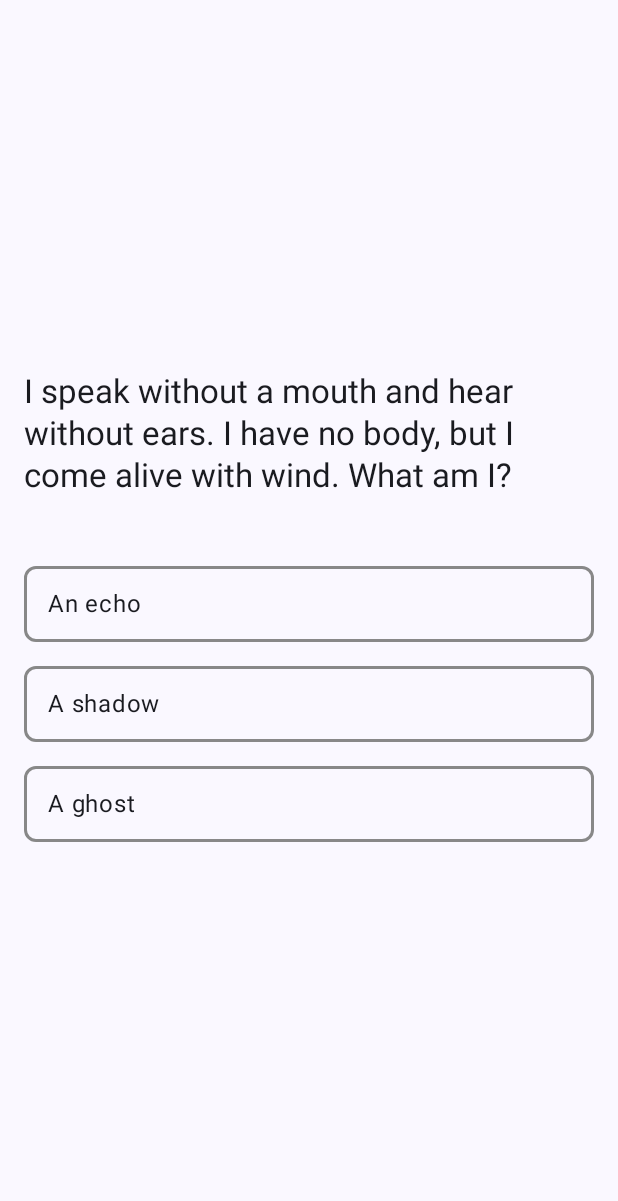
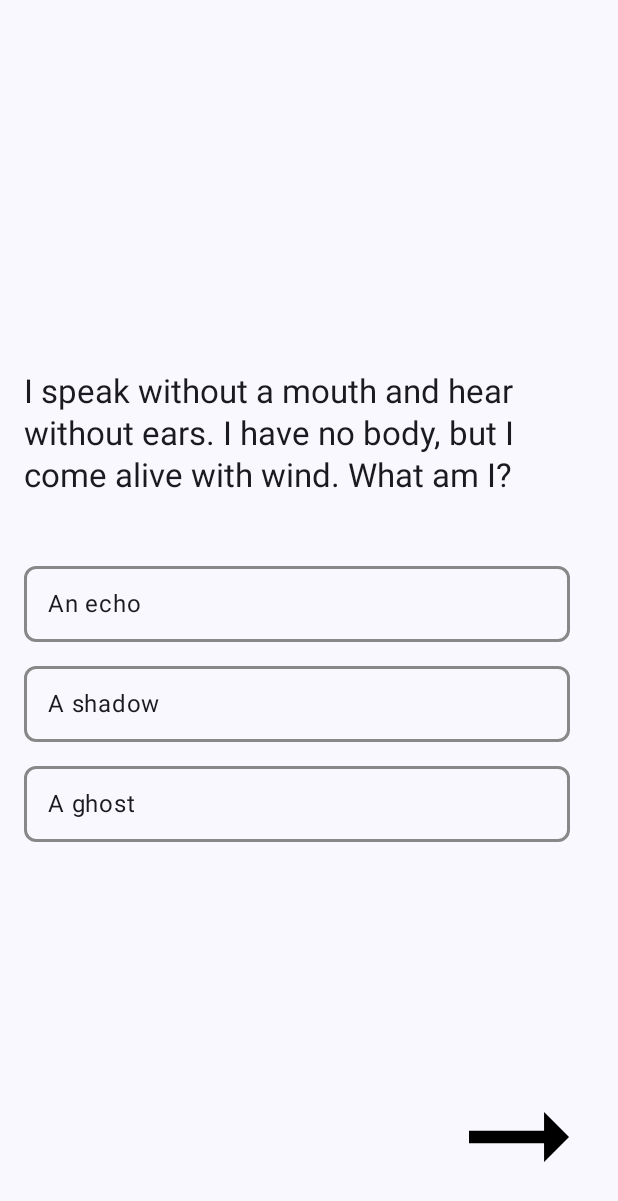
Before and after one commit to ILIIH/MedTheoryTester, an Android app built with Jetpack Compose: the QUIZ screen opened through its navigation route, on a phone screen of 412 x 824 dp. Shown: the top 1201 px of the screen. Run offline under Robolectric (Android 15) with nearby library versions, the phone set to English and light mode, and no system bars.

Commit message:
ui changes

```diff
--- a/app/src/main/java/com/example/medtheorytester/ui/screen/QuizScreen.kt
+++ b/app/src/main/java/com/example/medtheorytester/ui/screen/QuizScreen.kt
@@ -1,5 +1,6 @@
 package com.example.medtheorytester.ui.screen
 
+import androidx.compose.foundation.Image
 import androidx.compose.foundation.border
 import androidx.compose.foundation.clickable
 import androidx.compose.foundation.layout.*
@@ -10,9 +11,11 @@ import androidx.compose.runtime.saveable.rememberSaveable
 import androidx.compose.ui.Alignment
 import androidx.compose.ui.Modifier
 import androidx.compose.ui.graphics.Color
+import androidx.compose.ui.res.painterResource
 import androidx.compose.ui.tooling.preview.Preview
 import androidx.compose.ui.unit.dp
 import androidx.navigation.NavHostController
+import com.example.medtheorytester.R
 import com.example.medtheorytester.viewModel.QuizViewModel
 import org.koin.androidx.compose.koinViewModel
 
@@ -26,17 +29,23 @@ fun QuizScreen(
     var selectedOption by remember { mutableStateOf<Int?>(null) }
     val riddle by rememberSaveable { eventsViewModel.currentRiddle }
 
+    Box(
+        modifier = Modifier
+            .fillMaxSize()
+            .padding(16.dp)
+    ) {
         Column(
             modifier = Modifier
                 .fillMaxSize()
-            .padding(16.dp),
+                .padding(end = 16.dp),
             verticalArrangement = Arrangement.Center,
             horizontalAlignment = Alignment.CenterHorizontally
         ) {
             Text(
-            text = riddle?.question?:String(),
+                text = riddle?.question ?: String(),
                 style = MaterialTheme.typography.titleLarge,
-            modifier = Modifier.align(Alignment.Start)
+                modifier = Modifier
+                    .align(Alignment.Start)
                     .padding(bottom = 30.dp)
             )
             Spacer(modifier = Modifier.height(16.dp))
@@ -47,6 +56,7 @@ fun QuizScreen(
                     contentAlignment = Alignment.Center
                 ) {
                     OptionItem(
+                        isTrue = option.isTrue,
                         optionText = option.answer,
                         isSelected = selectedOption == index,
                         onClick = {
@@ -58,17 +68,30 @@ fun QuizScreen(
             }
         }
 
+        Image(
+            painter = painterResource(id = R.drawable.arrow_righ),
+            contentDescription = "Quiz Image",
+            modifier = Modifier
+                .align(Alignment.BottomEnd)
+                .size(100.dp)
+                .clickable {
+                    eventsViewModel.next()
                 }
+        )
+    }
+}
+
 
 @Composable
 fun OptionItem(
+    isTrue:Boolean,
     optionText: String,
     isSelected: Boolean,
     onClick: () -> Unit
 ) {
     Surface(
         shape = MaterialTheme.shapes.medium,
-        color = if (isSelected) MaterialTheme.colorScheme.primary else MaterialTheme.colorScheme.surface,
+        color = if (isSelected&& isTrue) MaterialTheme.colorScheme.primary else if(isSelected && !isTrue) MaterialTheme.colorScheme.error else MaterialTheme.colorScheme.surface,
         modifier = Modifier
             .fillMaxWidth()
             .clickable(onClick = onClick)
--- a/app/src/main/java/com/example/medtheorytester/viewModel/QuizViewModel.kt
+++ b/app/src/main/java/com/example/medtheorytester/viewModel/QuizViewModel.kt
@@ -25,7 +25,12 @@ class QuizViewModel(
     }
     fun next(){
         index++;
-        _currentRiddle.value = _riddlesListState.value[index];
+        if(_riddlesListState.value.size < index){
+            _currentRiddle.value = _riddlesListState.value[index];
+        }
+        else {
+
+        }
     }
     fun fetchRiddles() {
         viewModelScope.launch {
--- /dev/null
+++ b/app/src/main/res/drawable/arrow_righ.xml
@@ -0,0 +1,5 @@
+<vector android:autoMirrored="true" android:height="24dp"
+    android:tint="#000000" android:viewportHeight="24"
+    android:viewportWidth="24" android:width="24dp" xmlns:android="http://schemas.android.com/apk/res/android">
+    <path android:fillColor="@android:color/white" android:pathData="M16.01,11H4v2h12.01v3L20,12l-3.99,-4z"/>
+</vector>
```
Lines whose indentation alone changed are shown as unchanged.
